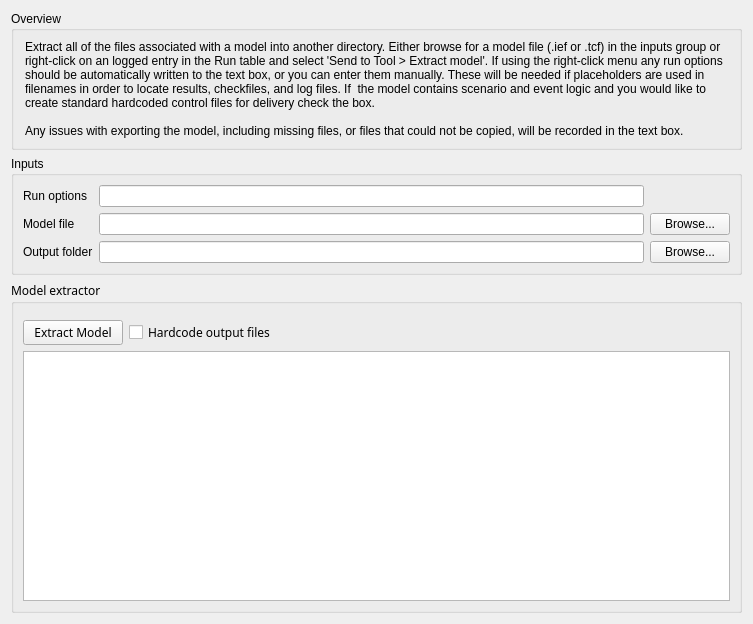
Before: the Qt Designer form src/logit/extractmodel/ModelExtractor_Widget.ui in ErmeviewEnvironmentalLtd/LogIT, drawn with Qt 5.
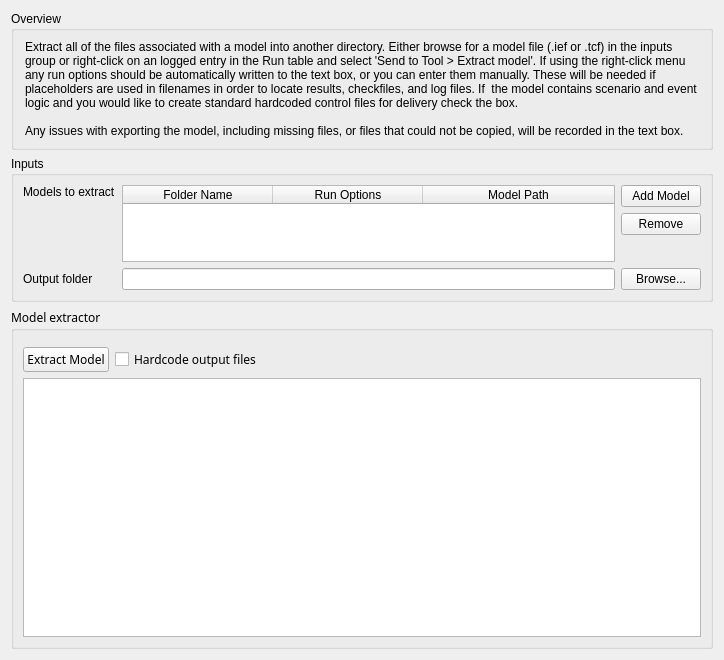
After: the same form once the commit is applied.

Commit message:
Gui improvements and multi model extractor setup.
GUI's have been adapted to remove any minimum and maximum sizes
in the layout to try and fix the issue with dissapearing widgets
on high resolution screens.

Model extractor has been updated to cater for multiple models in
one go. It still needs a lot of clearing up, error checking and
setting up of saved data and settings.

The edit to the form file:
```diff
--- a/src/logit/extractmodel/ModelExtractor_Widget.ui
+++ b/src/logit/extractmodel/ModelExtractor_Widget.ui
@@ -6,8 +6,8 @@
    <rect>
     <x>0</x>
     <y>0</y>
-    <width>753</width>
-    <height>624</height>
+    <width>724</width>
+    <height>660</height>
    </rect>
   </property>
   <property name="windowTitle">
@@ -16,12 +16,24 @@
   <layout class="QVBoxLayout" name="verticalLayout_2">
    <item>
     <widget class="QGroupBox" name="groupBox">
+     <property name="sizePolicy">
+      <sizepolicy hsizetype="Expanding" vsizetype="Preferred">
+       <horstretch>0</horstretch>
+       <verstretch>0</verstretch>
+      </sizepolicy>
+     </property>
      <property name="title">
       <string>Overview</string>
      </property>
      <layout class="QVBoxLayout" name="verticalLayout">
       <item>
        <widget class="QLabel" name="label">
+        <property name="sizePolicy">
+         <sizepolicy hsizetype="Expanding" vsizetype="Preferred">
+          <horstretch>0</horstretch>
+          <verstretch>0</verstretch>
+         </sizepolicy>
+        </property>
         <property name="font">
          <font>
           <family>Arial</family>
@@ -61,71 +73,146 @@
    </item>
    <item>
     <widget class="QGroupBox" name="inputBox">
+     <property name="sizePolicy">
+      <sizepolicy hsizetype="Expanding" vsizetype="Preferred">
+       <horstretch>0</horstretch>
+       <verstretch>3</verstretch>
+      </sizepolicy>
+     </property>
      <property name="title">
       <string>Inputs</string>
      </property>
      <layout class="QGridLayout" name="gridLayout">
-      <item row="1" column="1">
-       <widget class="QLineEdit" name="extractModelFileTextbox"/>
-      </item>
-      <item row="1" column="2">
-       <widget class="QPushButton" name="extractModelFileButton">
-        <property name="text">
-         <string>Browse...</string>
-        </property>
-       </widget>
-      </item>
-      <item row="2" column="2">
-       <widget class="QPushButton" name="extractOutputButton">
-        <property name="text">
-         <string>Browse...</string>
-        </property>
-       </widget>
-      </item>
       <item row="2" column="0">
        <widget class="QLabel" name="extractOutputLabel">
-        <property name="minimumSize">
-         <size>
-          <width>50</width>
-          <height>0</height>
-         </size>
-        </property>
         <property name="text">
          <string>Output folder</string>
         </property>
        </widget>
       </item>
       <item row="2" column="1">
-       <widget class="QLineEdit" name="extractOutputTextbox"/>
+       <widget class="QLineEdit" name="extractOutputTextbox">
+        <property name="sizePolicy">
+         <sizepolicy hsizetype="Expanding" vsizetype="Preferred">
+          <horstretch>0</horstretch>
+          <verstretch>0</verstretch>
+         </sizepolicy>
+        </property>
+       </widget>
       </item>
-      <item row="1" column="0">
-       <widget class="QLabel" name="extractModelFileLabel">
-        <property name="minimumSize">
-         <size>
-          <width>50</width>
-          <height>0</height>
-         </size>
+      <item row="2" column="2">
+       <widget class="QPushButton" name="extractOutputButton">
+        <property name="sizePolicy">
+         <sizepolicy hsizetype="Preferred" vsizetype="Preferred">
+          <horstretch>0</horstretch>
+          <verstretch>0</verstretch>
+         </sizepolicy>
         </property>
         <property name="text">
-         <string>Model file</string>
+         <string>Browse...</string>
         </property>
        </widget>
       </item>
       <item row="0" column="1">
-       <widget class="QLineEdit" name="extractRunOptionsTextbox"/>
+       <widget class="QTableWidget" name="modelTable">
+        <property name="sizePolicy">
+         <sizepolicy hsizetype="Expanding" vsizetype="Preferred">
+          <horstretch>0</horstretch>
+          <verstretch>0</verstretch>
+         </sizepolicy>
+        </property>
+        <attribute name="horizontalHeaderDefaultSectionSize">
+         <number>150</number>
+        </attribute>
+        <attribute name="horizontalHeaderStretchLastSection">
+         <bool>true</bool>
+        </attribute>
+        <attribute name="verticalHeaderVisible">
+         <bool>false</bool>
+        </attribute>
+        <column>
+         <property name="text">
+          <string>Folder Name</string>
+         </property>
+        </column>
+        <column>
+         <property name="text">
+          <string>Run Options</string>
+         </property>
+        </column>
+        <column>
+         <property name="text">
+          <string>Model Path</string>
+         </property>
+        </column>
+       </widget>
       </item>
       <item row="0" column="0">
-       <widget class="QLabel" name="label_2">
-        <property name="text">
-         <string>Run options</string>
-        </property>
-       </widget>
+       <layout class="QVBoxLayout" name="verticalLayout_4">
+        <item>
+         <widget class="QLabel" name="label_3">
+          <property name="text">
+           <string>Models to extract</string>
+          </property>
+         </widget>
+        </item>
+        <item>
+         <spacer name="verticalSpacer_2">
+          <property name="orientation">
+           <enum>Qt::Vertical</enum>
+          </property>
+          <property name="sizeHint" stdset="0">
+           <size>
+            <width>20</width>
+            <height>40</height>
+           </size>
+          </property>
+         </spacer>
+        </item>
+       </layout>
+      </item>
+      <item row="0" column="2">
+       <layout class="QVBoxLayout" name="verticalLayout_3">
+        <item>
+         <widget class="QPushButton" name="addModelBut">
+          <property name="text">
+           <string>Add Model</string>
+          </property>
+         </widget>
+        </item>
+        <item>
+         <widget class="QPushButton" name="removeModelBut">
+          <property name="text">
+           <string>Remove</string>
+          </property>
+         </widget>
+        </item>
+        <item>
+         <spacer name="verticalSpacer">
+          <property name="orientation">
+           <enum>Qt::Vertical</enum>
+          </property>
+          <property name="sizeHint" stdset="0">
+           <size>
+            <width>20</width>
+            <height>40</height>
+           </size>
+          </property>
+         </spacer>
+        </item>
+       </layout>
       </item>
      </layout>
     </widget>
    </item>
    <item>
     <widget class="QGroupBox" name="modelExtractorGroup">
+     <property name="sizePolicy">
+      <sizepolicy hsizetype="Expanding" vsizetype="Expanding">
+       <horstretch>0</horstretch>
+       <verstretch>7</verstretch>
+      </sizepolicy>
+     </property>
      <property name="font">
       <font>
        <family>Arial 12</family>
@@ -150,12 +237,6 @@
           <verstretch>0</verstretch>
          </sizepolicy>
         </property>
-        <property name="maximumSize">
-         <size>
-          <width>16777215</width>
-          <height>16777215</height>
-         </size>
-        </property>
         <property name="lineWrapMode">
          <enum>QTextEdit::NoWrap</enum>
         </property>
@@ -163,11 +244,11 @@
       </item>
       <item row="1" column="0">
        <widget class="QPushButton" name="extractModelButton">
-        <property name="minimumSize">
-         <size>
-          <width>100</width>
-          <height>0</height>
-         </size>
+        <property name="sizePolicy">
+         <sizepolicy hsizetype="Minimum" vsizetype="Preferred">
+          <horstretch>0</horstretch>
+          <verstretch>0</verstretch>
+         </sizepolicy>
         </property>
         <property name="text">
          <string>Extract Model</string>
@@ -181,14 +262,20 @@
         </property>
         <property name="sizeHint" stdset="0">
          <size>
-          <width>490</width>
-          <height>20</height>
+          <width>0</width>
+          <height>0</height>
          </size>
         </property>
        </spacer>
       </item>
       <item row="1" column="1">
        <widget class="QCheckBox" name="extractorHardcodeFilesCbox">
+        <property name="sizePolicy">
+         <sizepolicy hsizetype="Preferred" vsizetype="Preferred">
+          <horstretch>0</horstretch>
+          <verstretch>0</verstretch>
+         </sizepolicy>
+        </property>
         <property name="text">
          <string>Hardcode output files</string>
         </property>
```
The commit also changes 10 other files.
